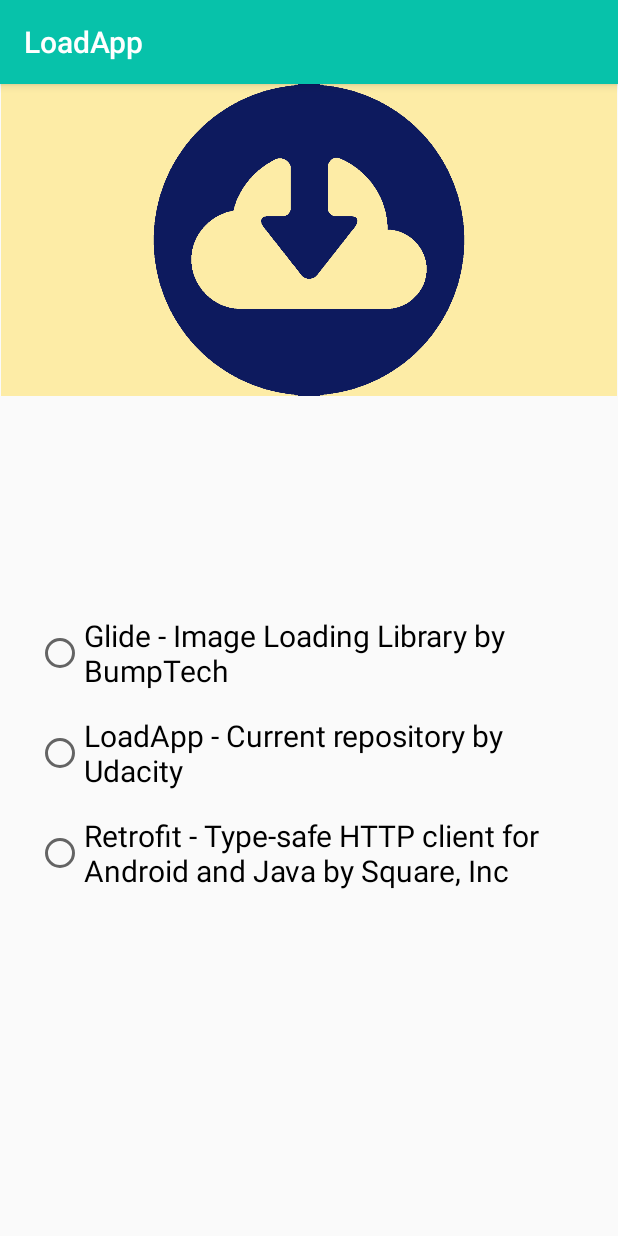
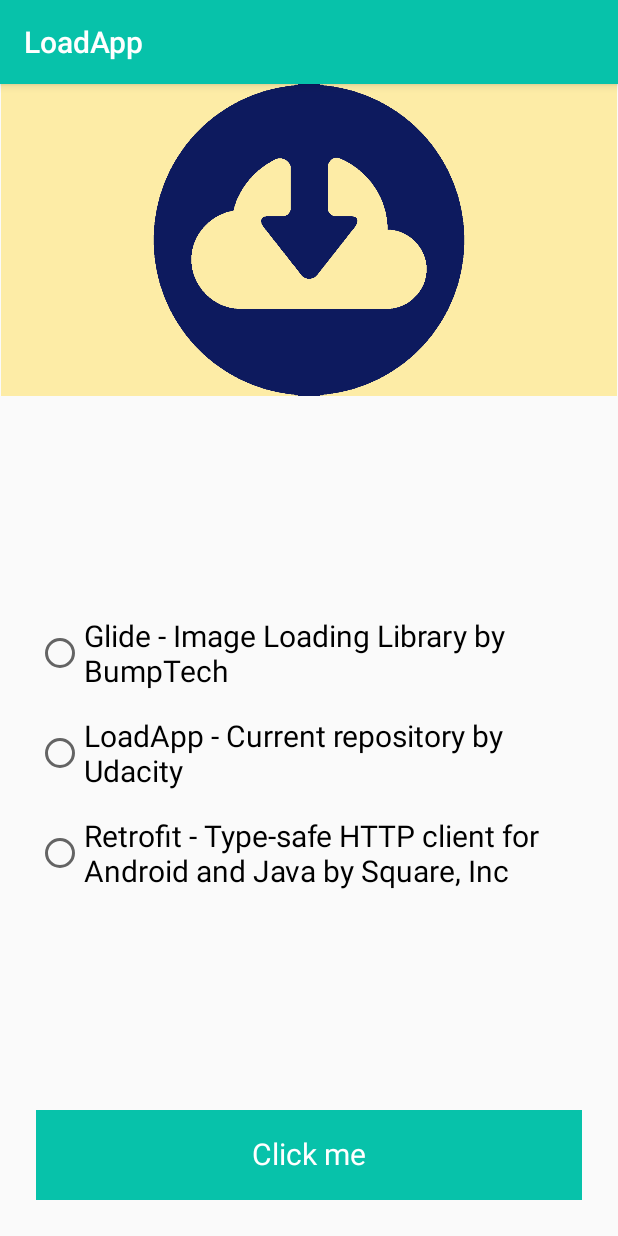
Before and after one commit to sergioat7/Udacity-LoadApp, an Android app: the screen it shows after launch (MainActivity), on a phone screen of 412 x 824 dp. Run offline under Robolectric (Android 15) with nearby library versions, the phone set to English and light mode, and no system bars.

Commit message:
Created LoadingButton custom view

```diff
--- a/starter/app/src/main/java/com/udacity/LoadingButton.kt
+++ b/starter/app/src/main/java/com/udacity/LoadingButton.kt
@@ -3,6 +3,7 @@
 import android.animation.ValueAnimator
 import android.content.Context
 import android.graphics.Canvas
+import android.graphics.Paint
 import android.util.AttributeSet
 import android.view.View
 import kotlin.properties.Delegates
@@ -10,24 +11,72 @@
 class LoadingButton @JvmOverloads constructor(
     context: Context, attrs: AttributeSet? = null, defStyleAttr: Int = 0
 ) : View(context, attrs, defStyleAttr) {
+
+    private val circleRadius = context.resources.getDimension(R.dimen.circleRadius)
     private var widthSize = 0
     private var heightSize = 0
+    private var colorLoading: Int = 0
+    private var colorCompleted: Int = 0
+    private var textLoading: String? = null
+    private var textCompleted: String? = null
+    private var color: Int = 0
+    private var text: String = ""
+
+    private val colorPaint = Paint().apply {
+        style = Paint.Style.FILL
+    }
+    private val textPaint = Paint(Paint.ANTI_ALIAS_FLAG).apply {
+        color = context.getColor(R.color.white)
+        textAlign = Paint.Align.CENTER
+        textSize = context.resources.getDimension(R.dimen.default_text_size)
+    }
 
     private val valueAnimator = ValueAnimator()
 
-    private var buttonState: ButtonState by Delegates.observable<ButtonState>(ButtonState.Completed) { p, old, new ->
-
+    var buttonState: ButtonState by Delegates.observable<ButtonState>(ButtonState.Completed) { p, old, new ->
+        when (new) {
+            ButtonState.Loading -> {
+                color = colorLoading
+                text = textLoading ?: ""
+                //TODO: show circle animation
+            }
+            ButtonState.Completed -> {
+                color = colorCompleted
+                text = textCompleted ?: ""
+            }
+            else -> Unit
+        }
+        invalidate()
     }
 
-
     init {
-
+        context.theme.obtainStyledAttributes(attrs, R.styleable.LoadingButton, 0, 0).apply {
+            colorLoading = getColor(R.styleable.LoadingButton_colorLoading, 0)
+            colorCompleted = getColor(R.styleable.LoadingButton_colorCompleted, 0)
+            textLoading = getString(R.styleable.LoadingButton_textLoading)
+            textCompleted = getString(R.styleable.LoadingButton_textCompleted)
+        }
+        color = colorCompleted
+        text = textCompleted ?: ""
     }
-
 
     override fun onDraw(canvas: Canvas?) {
         super.onDraw(canvas)
+        canvas?.let {
 
+            colorPaint.color = color
+            canvas.drawRect(0F, 0F, widthSize.toFloat(), heightSize.toFloat(), colorPaint)
+            canvas.drawColor(color)
+
+            val textHeight = textPaint.descent() - textPaint.ascent()
+            val textOffset = textHeight / 2 - textPaint.descent()
+            canvas.drawText(
+                text,
+                widthSize.toFloat() / 2,
+                heightSize.toFloat() / 2 + textOffset,
+                textPaint
+            )
+        }
     }
 
     override fun onMeasure(widthMeasureSpec: Int, heightMeasureSpec: Int) {
@@ -42,5 +91,4 @@
         heightSize = h
         setMeasuredDimension(w, h)
     }
-
 }
--- a/starter/app/src/main/java/com/udacity/MainActivity.kt
+++ b/starter/app/src/main/java/com/udacity/MainActivity.kt
@@ -72,6 +72,7 @@
                 Toast.makeText(this, getString(R.string.not_file_selected), Toast.LENGTH_LONG)
                     .show()
             } else {
+                (it as LoadingButton).buttonState = ButtonState.Loading
                 val downloadID = download()
                 when (url) {
                     GLIDE_URL -> glideDownloadID = downloadID
@@ -85,8 +86,8 @@
 
     private val receiver = object : BroadcastReceiver() {
         override fun onReceive(context: Context?, intent: Intent?) {
-            val id = intent?.getLongExtra(DownloadManager.EXTRA_DOWNLOAD_ID, -1)
-            val repository = when (id) {
+
+            val repository = when (intent?.getLongExtra(DownloadManager.EXTRA_DOWNLOAD_ID, -1)) {
                 glideDownloadID -> getString(R.string.description_glide_url)
                 loadAppDownloadID -> getString(R.string.description_loadapp_url)
                 retrofitDownloadID -> getString(R.string.description_retrofit_url)
@@ -96,6 +97,8 @@
                 DownloadManager.STATUS_SUCCESSFUL -> "Successful"
                 else -> "Failure"
             }
+
+            (custom_button as LoadingButton).buttonState = ButtonState.Completed
 
             val detailIntent = Intent(context, DetailActivity::class.java)
             detailIntent.putExtra("repository", repository)
--- a/starter/app/src/main/res/layout/content_main.xml
+++ b/starter/app/src/main/res/layout/content_main.xml
@@ -58,6 +58,10 @@
         android:layout_width="0dp"
         android:layout_height="60dp"
         android:layout_margin="@dimen/margin_normal"
+        app:colorLoading="@color/colorPrimaryDark"
+        app:colorCompleted="@color/colorPrimary"
+        app:textLoading="@string/button_loading"
+        app:textCompleted="@string/button_name"
         app:layout_constraintBottom_toBottomOf="parent"
         app:layout_constraintEnd_toEndOf="parent"
         app:layout_constraintStart_toStartOf="parent" />
--- a/starter/app/src/main/res/values/attrs.xml
+++ b/starter/app/src/main/res/values/attrs.xml
@@ -1,6 +1,9 @@
 <?xml version="1.0" encoding="utf-8"?>
 <resources>
     <declare-styleable name="LoadingButton">
-<!--   TODO: create custom attributes for the view-->
+        <attr name="colorLoading" format="color" />
+        <attr name="colorCompleted" format="color" />
+        <attr name="textLoading" format="string" />
+        <attr name="textCompleted" format="string" />
     </declare-styleable>
 </resources>
--- a/starter/app/src/main/res/values/dimens.xml
+++ b/starter/app/src/main/res/values/dimens.xml
@@ -3,4 +3,6 @@
     <dimen name="margin_normal">24dp</dimen>
 
     <dimen name="default_text_size">20sp</dimen>
+
+    <dimen name="circleRadius">5dp</dimen>
 </resources>
```
